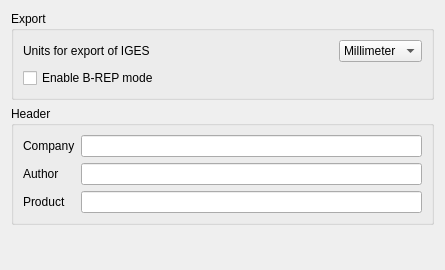
This is src/Mod/Part/Gui/DlgImportExportIges.ui in berndhahnebach/All_FreeCAD as Qt 5 draws it before an edit. The edited form follows.
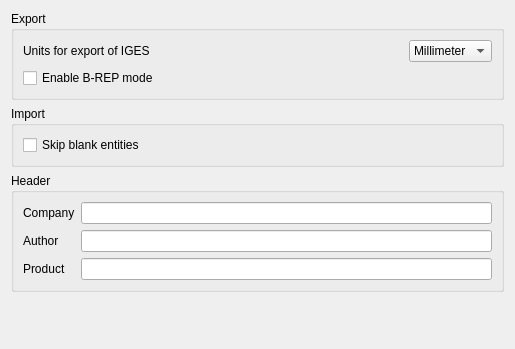
This is the edited form.

Commit message: + fixes #0000763: Bad IGS import

Diff of the .ui file:
```diff
--- a/src/Mod/Part/Gui/DlgImportExportIges.ui
+++ b/src/Mod/Part/Gui/DlgImportExportIges.ui
@@ -6,14 +6,14 @@
    <rect>
     <x>0</x>
     <y>0</y>
-    <width>445</width>
-    <height>270</height>
+    <width>515</width>
+    <height>349</height>
    </rect>
   </property>
   <property name="windowTitle">
    <string>IGES</string>
   </property>
-  <layout class="QGridLayout" name="gridLayout_3">
+  <layout class="QGridLayout" name="gridLayout_4">
    <item row="0" column="0">
     <widget class="QGroupBox" name="groupBox">
      <property name="title">
@@ -70,6 +70,22 @@
     </widget>
    </item>
    <item row="1" column="0">
+    <widget class="QGroupBox" name="groupBox_2">
+     <property name="title">
+      <string>Import</string>
+     </property>
+     <layout class="QGridLayout" name="gridLayout_3">
+      <item row="0" column="0">
+       <widget class="QCheckBox" name="checkSkipBlank">
+        <property name="text">
+         <string>Skip blank entities</string>
+        </property>
+       </widget>
+      </item>
+     </layout>
+    </widget>
+   </item>
+   <item row="2" column="0">
     <widget class="QGroupBox" name="groupBoxHeader">
      <property name="title">
       <string>Header</string>
@@ -108,7 +124,7 @@
      </layout>
     </widget>
    </item>
-   <item row="2" column="0">
+   <item row="3" column="0">
     <spacer name="verticalSpacer">
      <property name="orientation">
       <enum>Qt::Vertical</enum>
```
Left out of the diff: 1 changed line with no effect on the pictures. The commit also changes 5 other files.
